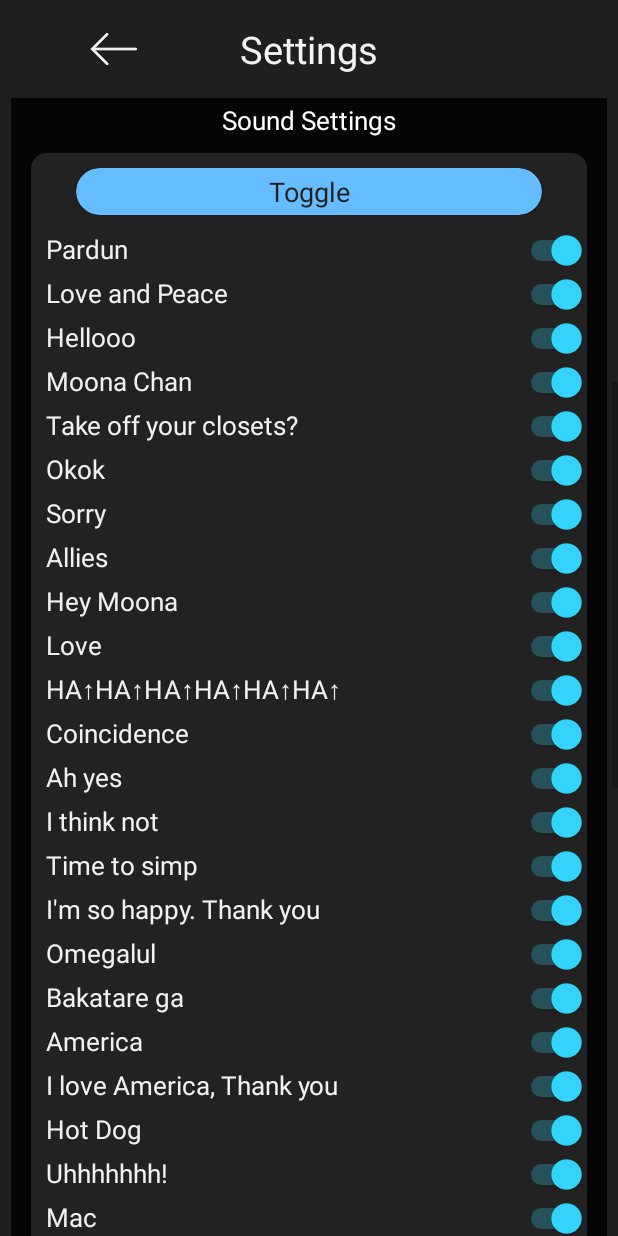
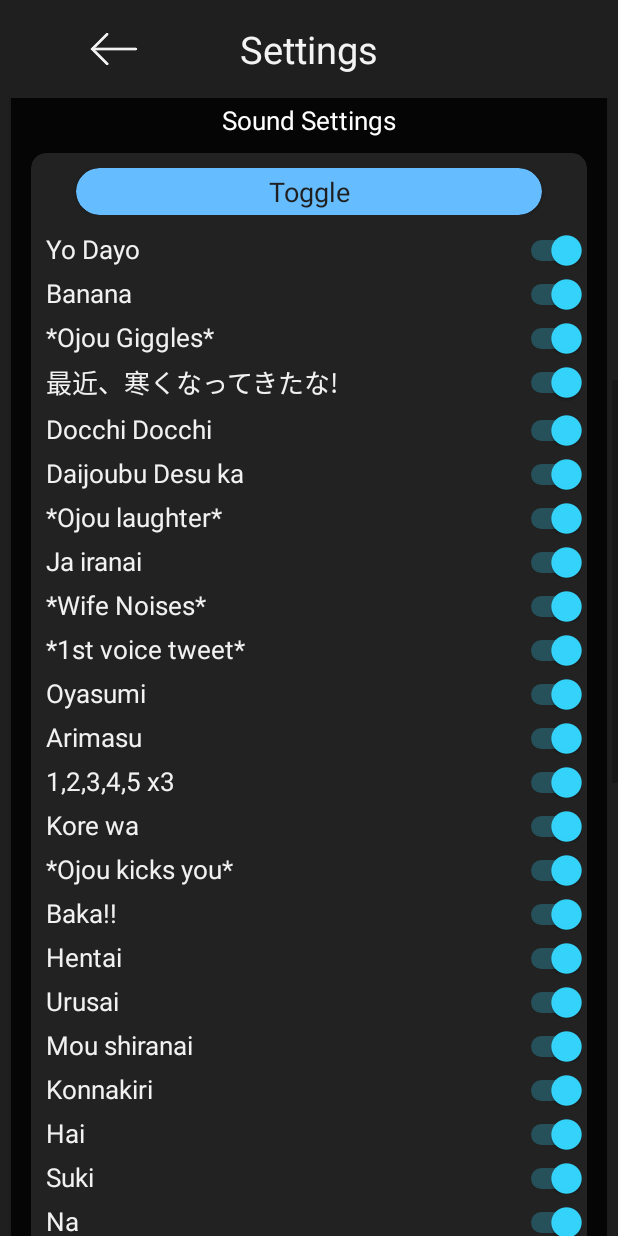
Before and after one commit to YuzuMin/Hololive-GEN2-Nakiri-Ayame-Noises, an Android app: the ClickerSettings screen opened directly, with no data from a screen before it, scrolled down 530 dp, on a phone screen of 412 x 824 dp. Run offline under Robolectric (Android 15) with nearby library versions, the phone set to English and light mode, and no system bars.

Commit message:
Update strings.xml

```diff
--- a/Stable/AyameNoises/app/src/main/res/values/strings.xml
+++ b/Stable/AyameNoises/app/src/main/res/values/strings.xml
@@ -4,54 +4,49 @@
     <string name="press_vtuber">Press Ayame!</string>
 
 
-    <string name="noise1_text">Pardun</string>
-    <string name="noise2_text">Love and Peace</string>
-    <string name="noise3_text">Hellooo</string>
-    <string name="noise4_text">Moona Chan</string>
-    <string name="noise5_text">Take off your closets?</string>
-    <string name="noise6_text">Okok</string>
-    <string name="noise7_text">Sorry</string>
-    <string name="noise8_text">Allies</string>
-    <string name="noise9_text">Hey Moona</string>
-    <string name="noise10_text">Love</string>
-    <string name="noise11_text">HA↑HA↑HA↑HA↑HA↑HA↑</string>
-    <string name="noise12_text">Coincidence</string>
-    <string name="noise13_text">Ah yes</string>
-    <string name="noise14_text">I think not</string>
-    <string name="noise15_text">Time to simp</string>
-    <string name="noise16_text">I\'m so happy. Thank you</string>
-    <string name="noise17_text">Omegalul</string>
-    <string name="noise18_text">Bakatare ga</string>
-    <string name="noise19_text">America</string>
-    <string name="noise20_text">I love America, Thank you</string>
-    <string name="noise21_text">Hot Dog</string>
-    <string name="noise22_text">Uhhhhhhh!</string>
-    <string name="noise23_text">Mac</string>
-    <string name="noise24_text">Burger King</string>
-    <string name="noise25_text">Fantastic Baby</string>
-    <string name="noise26_text">Are ya winning son?</string>
-    <string name="noise27_text">Xenoblade Definitive Edition</string>
-    <string name="noise28_text">BANANA!!</string>
-    <string name="noise29_text">Oh No No No Sleep</string>
-    <string name="noise30_text">No No No</string>
-    <string name="noise31_text">Wake Up x2</string>
-    <string name="noise32_text">It\'s me Pekora</string>
-    <string name="noise33_text">Oh No Jesus</string>
-    <string name="noise34_text">Oh no omaigod nonono</string>
-    <string name="noise35_text">Pekora is boing boing</string>
-    <string name="noise36_text">No flat</string>
-    <string name="noise37_text">Big cup</string>
-    <string name="noise38_text">Flat cup</string>
-    <string name="noise39_text">World Big Cup</string>
-    <string name="noise40_text">*Pekora Chinese*</string>
-    <string name="noise41_text">5:50 AM! x2</string>
-    <string name="noise42_text">Konnhure~</string>
-    <string name="noise43_text">Nice to meet you</string>
-    <string name="noise44_text">*Pekora cries*</string>
-    <string name="noise45_text">*Crazy comedian noises*</string>
-    <string name="noise46_text">3,2,1 Bazooka</string>
-    <string name="noise47_text">あれ</string>
-    <string name="noise48_text">Comedian</string>
-    <string name="noise49_text">*Peko rage*</string>
-    <string name="noise50_text">*panting*</string>
+    <string name="noise1_text">Yo Dayo</string>
+    <string name="noise2_text">Banana</string>
+    <string name="noise3_text">*Ojou Giggles*</string>
+    <string name="noise4_text">最近、寒くなってきたな!</string>
+    <string name="noise5_text">Docchi Docchi</string>
+    <string name="noise6_text">Daijoubu Desu ka</string>
+    <string name="noise7_text">*Ojou laughter*</string>
+    <string name="noise8_text">Ja iranai</string>
+    <string name="noise9_text">*Wife Noises*</string>
+    <string name="noise10_text">*1st voice tweet*</string>
+    <string name="noise11_text">Oyasumi</string>
+    <string name="noise12_text">Arimasu</string>
+    <string name="noise13_text">1,2,3,4,5 x3</string>
+    <string name="noise14_text">Kore wa</string>
+    <string name="noise15_text">*Ojou kicks you*</string>
+    <string name="noise16_text">Baka!!</string>
+    <string name="noise17_text">Hentai</string>
+    <string name="noise18_text">Urusai</string>
+    <string name="noise19_text">Mou shiranai</string>
+    <string name="noise20_text">Konnakiri</string>
+    <string name="noise21_text">Hai</string>
+    <string name="noise22_text">Suki</string>
+    <string name="noise23_text">Na</string>
+    <string name="noise24_text">何故え!?</string>
+    <string name="noise25_text">天然ものだぞ</string>
+    <string name="noise26_text">う〜ん、仕方ない</string>
+    <string name="noise27_text">*Tongue Twister*</string>
+    <string name="noise28_text">Arigato</string>
+    <string name="noise29_text">Ano Ne</string>
+    <string name="noise30_text">*Ojou Blessing*</string>
+    <string name="noise31_text">みんなチョコもらた?</string>
+    <string name="noise32_text">*Ojou Cries*</string>
+    <string name="noise33_text">*Onee san voice*</string>
+    <string name="noise34_text">Un!!!</string>
+    <string name="noise35_text">Yeeeei!!!</string>
+    <string name="noise36_text">Won\'t forgive you</string>
+    <string name="noise37_text">Pikan!</string>
+    <string name="noise38_text">FU! x3</string>
+    <string name="noise39_text">Eh?!</string>
+    <string name="noise40_text">もういい</string>
+    <string name="noise41_text">*Oni Noises*</string>
+    <string name="noise42_text">*Angry cat noises*</string>
+    <string name="noise43_text">*Oni Giggles*</string>
+    <string name="noise44_text">早く起きる</string>
+    <string name="noise45_text">困っちゃうよね</string>
 </resources>
```
